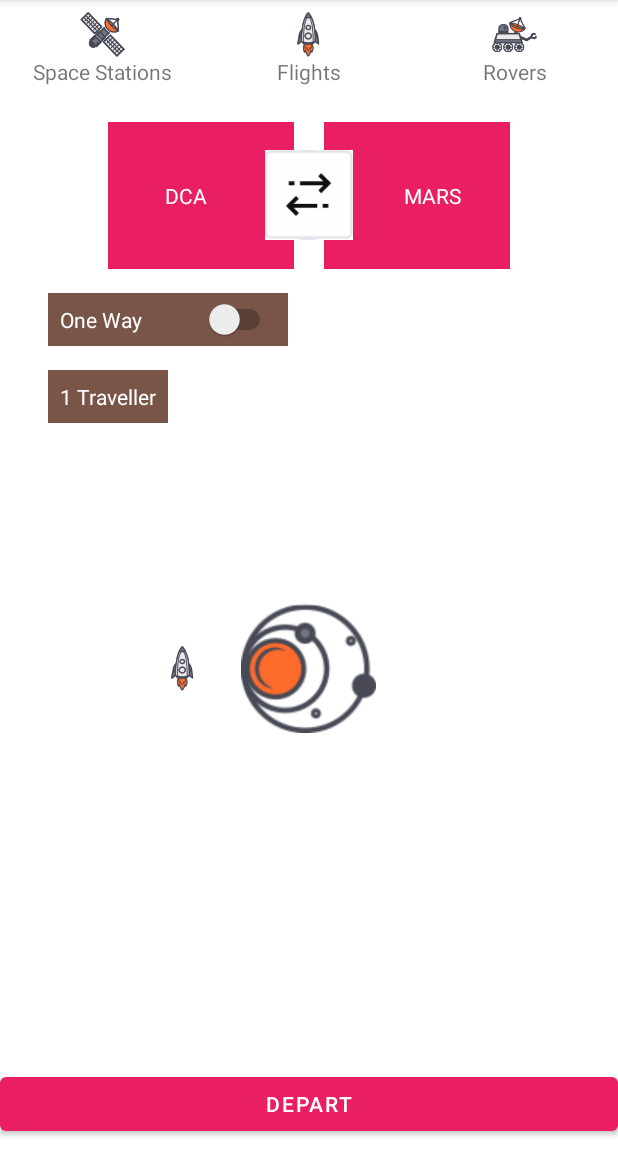
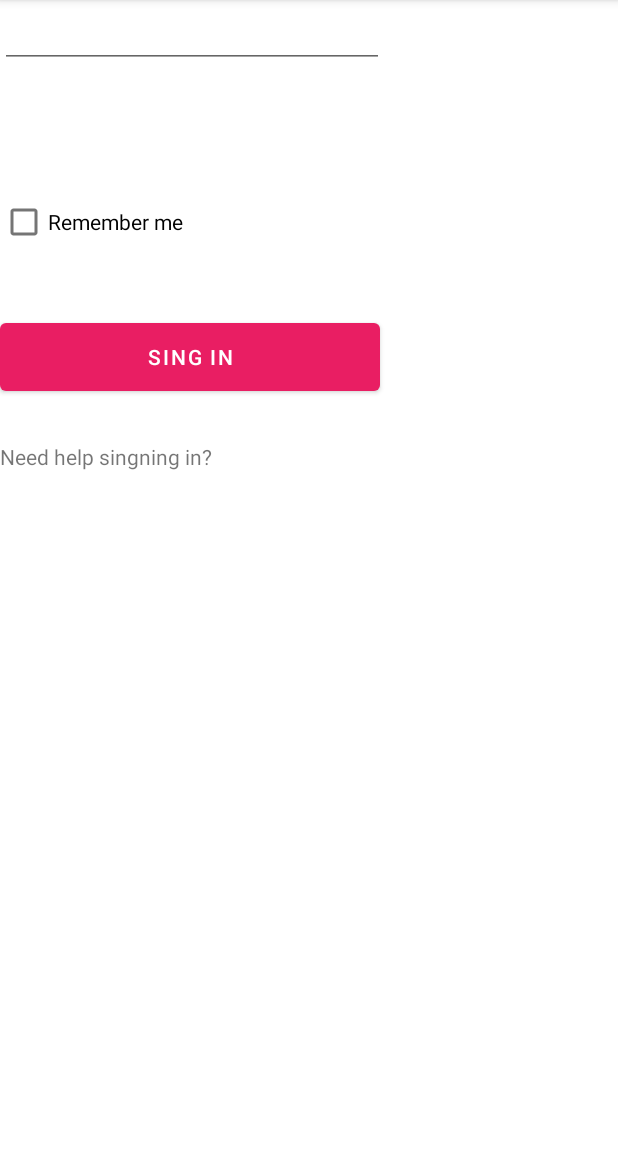
Before and after one commit to Irdanir/ConstraintLayout, an Android app: the screen it shows after launch (MainActivity), on a phone screen of 412 x 824 dp, the part 84-1236 px from its top. Run offline under Robolectric (Android 15) with nearby library versions, the phone set to English and light mode, and no system bars.

Commit message:
Update activity_main.xml

```diff
--- a/app/src/main/res/layout/activity_main.xml
+++ b/app/src/main/res/layout/activity_main.xml
@@ -1,178 +1,86 @@
 <?xml version="1.0" encoding="utf-8"?>
-<LinearLayout xmlns:android="http://schemas.android.com/apk/res/android"
+<androidx.constraintlayout.widget.ConstraintLayout xmlns:android="http://schemas.android.com/apk/res/android"
+    xmlns:app="http://schemas.android.com/apk/res-auto"
     xmlns:tools="http://schemas.android.com/tools"
     android:layout_width="match_parent"
     android:layout_height="match_parent"
-    xmlns:app="http://schemas.android.com/apk/res-auto"
-    android:gravity="center_horizontal"
-    android:orientation="vertical"
     tools:context=".MainActivity">
 
-    <LinearLayout
-        android:layout_width="match_parent"
-        android:layout_height="wrap_content"
-        android:layout_marginTop="8dp"
-        android:layout_marginBottom="24dp"
-        android:orientation="horizontal">
+    <Button
+        android:id="@+id/button"
+        android:layout_width="253dp"
+        android:layout_height="57dp"
+        android:layout_marginTop="164dp"
+        android:text="Sing in"
+        app:layout_constraintTop_toBottomOf="@+id/editTextTextPersonName5"
+        tools:layout_editor_absoluteX="82dp" />
 
-        <LinearLayout
-            android:layout_width="0dp"
-            android:layout_height="wrap_content"
-            android:layout_weight="1"
-            android:gravity="center"
-            android:orientation="vertical">
-
-            <ImageView
-                android:id="@+id/spaceStationIcon"
-                android:layout_width="30dp"
-                android:layout_height="30dp"
-                android:src="@drawable/space_station_icon" />
+    <EditText
+        android:id="@+id/editTextTextPersonName4"
+        android:layout_width="254dp"
+        android:layout_height="46dp"
+        android:layout_marginBottom="88dp"
+        android:ems="10"
+        android:inputType="textPersonName"
+        app:layout_constraintBottom_toTopOf="@+id/editTextTextPersonName5"
+        tools:layout_editor_absoluteX="78dp" />
 
     <TextView
-                android:id="@+id/spaceStationLabel"
+        android:id="@+id/textView10"
         android:layout_width="wrap_content"
         android:layout_height="wrap_content"
-                android:text="@string/space_stations" />
-
-        </LinearLayout>
-
-        <LinearLayout
-            android:layout_width="0dp"
-            android:layout_height="wrap_content"
-            android:layout_weight="1"
-            android:gravity="center"
-            android:orientation="vertical">
-
-            <ImageView
-                android:id="@+id/flightsIcon"
-                android:layout_width="30dp"
-                android:layout_height="30dp"
-                android:src="@drawable/rocket_icon" />
+        android:layout_marginBottom="20dp"
+        android:text="Username"
+        app:layout_constraintBottom_toTopOf="@+id/editTextTextPersonName4"
+        tools:layout_editor_absoluteX="100dp" />
 
     <TextView
-                android:id="@+id/flightsLabel"
+        android:id="@+id/textView11"
         android:layout_width="wrap_content"
         android:layout_height="wrap_content"
-                android:text="@string/flights" />
+        android:layout_marginBottom="20dp"
+        android:text="Password"
+        app:layout_constraintBottom_toTopOf="@+id/editTextTextPersonName5"
+        app:layout_constraintTop_toBottomOf="@+id/editTextTextPersonName4"
+        app:layout_constraintVertical_bias="1.0"
+        tools:layout_editor_absoluteX="100dp" />
 
-        </LinearLayout>
+    <EditText
+        android:id="@+id/editTextTextPersonName5"
+        android:layout_width="256dp"
+        android:layout_height="45dp"
+        android:ems="10"
+        android:inputType="textPersonName"
+        tools:layout_editor_absoluteX="79dp"
+        tools:layout_editor_absoluteY="323dp" />
 
-        <LinearLayout
-            android:layout_width="0dp"
-            android:layout_height="wrap_content"
-            android:layout_weight="1"
-            android:gravity="center"
-            android:orientation="vertical">
-
-            <ImageView
-                android:id="@+id/roverIcon"
-                android:layout_width="30dp"
-                android:layout_height="30dp"
-                android:src="@drawable/rover_icon" />
+    <CheckBox
+        android:id="@+id/checkBox"
+        android:layout_width="199dp"
+        android:layout_height="48dp"
+        android:layout_marginBottom="36dp"
+        android:text="Remember me"
+        app:layout_constraintBottom_toTopOf="@+id/button"
+        app:layout_constraintTop_toBottomOf="@+id/editTextTextPersonName5"
+        app:layout_constraintVertical_bias="0.987"
+        tools:layout_editor_absoluteX="82dp" />
 
     <TextView
-                android:id="@+id/roverLabel"
+        android:id="@+id/textView9"
         android:layout_width="wrap_content"
         android:layout_height="wrap_content"
-                android:text="@string/rovers" />
-        </LinearLayout>
-
-    </LinearLayout>
-
-    <RelativeLayout
-        android:layout_width="match_parent"
-        android:layout_height="wrap_content">
+        android:layout_marginTop="28dp"
+        android:text="Need help singning in?"
+        app:layout_constraintTop_toBottomOf="@+id/button"
+        tools:layout_editor_absoluteX="82dp" />
 
     <TextView
-            android:id="@+id/textView1"
-            android:layout_width="124dp"
-            android:layout_height="98dp"
-            android:layout_centerVertical="true"
-            android:layout_marginEnd="-20dp"
-            android:layout_toStartOf="@id/doubleArrowsIcon"
-            android:background="@color/colorPrimary"
-            android:gravity="center"
-            android:paddingEnd="20dp"
-            android:text="@string/dca"
-            android:textColor="@android:color/white" />
-
-        <TextView
-            android:id="@+id/textView2"
-            android:layout_width="124dp"
-            android:layout_height="98dp"
-            android:layout_centerVertical="true"
-            android:layout_marginStart="-20dp"
-            android:layout_toEndOf="@id/doubleArrowsIcon"
-            android:background="@color/colorPrimary"
-            android:gravity="center"
-            android:paddingStart="20dp"
-            android:text="@string/mars"
-            android:textColor="@android:color/white" />
-
-        <ImageView
-            android:id="@+id/doubleArrowsIcon"
-            android:layout_width="60dp"
-            android:layout_height="60dp"
-            android:layout_centerInParent="true"
-            android:src="@drawable/double_arrows" />
-    </RelativeLayout>
-
-    <RelativeLayout
-        android:layout_width="match_parent"
-        android:layout_height="0dp"
-        android:layout_weight="1">
-
-        <Switch
-            android:id="@+id/switch1"
-            android:layout_width="160dp"
-            android:layout_height="wrap_content"
-            android:layout_marginStart="32dp"
-            android:layout_marginTop="16dp"
-            android:background="@color/colorAccent"
-            android:padding="8dp"
-            android:checked="false"
-            android:switchPadding="24dp"
-            android:text="@string/one_way"
-            android:textColor="@android:color/white" />
-
-        <TextView
-            android:id="@+id/textView3"
+        android:id="@+id/textView12"
         android:layout_width="wrap_content"
         android:layout_height="wrap_content"
-            android:layout_below="@id/switch1"
-            android:layout_marginStart="32dp"
-            android:layout_marginTop="16dp"
-            android:background="@color/colorAccent"
-            android:padding="8dp"
-            android:text="@string/traveller"
-            android:textColor="@android:color/white" />
+        android:layout_marginBottom="56dp"
+        android:text="Sing in"
+        app:layout_constraintBottom_toTopOf="@+id/textView10"
+        tools:layout_editor_absoluteX="164dp" />
 
-        <ImageView
-            android:id="@+id/rocketIcon"
-            android:layout_width="30dp"
-            android:layout_height="30dp"
-            android:layout_centerVertical="true"
-            android:layout_marginEnd="24dp"
-            android:layout_toStartOf="@+id/galaxyIcon"
-            android:src="@drawable/rocket_icon" />
-
-        <ImageView
-            android:id="@+id/galaxyIcon"
-            android:layout_width="90dp"
-            android:layout_height="90dp"
-            android:layout_centerInParent="true"
-            android:src="@drawable/galaxy" />
-    </RelativeLayout>
-
-    <Button
-        android:id="@+id/departButton"
-        android:layout_width="match_parent"
-        android:layout_height="wrap_content"
-        android:layout_marginBottom="8dp"
-        android:text="@string/depart"
-        android:textColor="@android:color/white"
-        app:backgroundTint="@color/colorPrimary"
-        app:layout_constraintBottom_toBottomOf="parent" />
-
-
-</LinearLayout>
+</androidx.constraintlayout.widget.ConstraintLayout>
```
Lines whose indentation alone changed are shown as unchanged.
